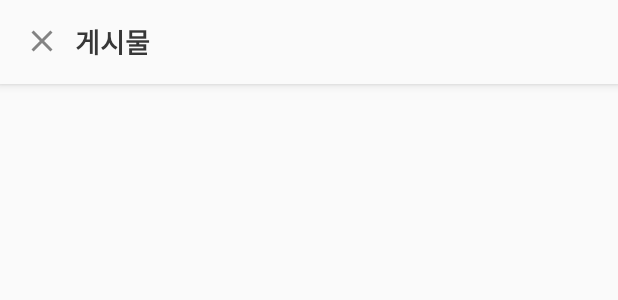
After one commit to ahn871004/imoim, an Android app: the layout fragment_post_detail.xml on its own in the app's theme, with its tools: preview values and no code run, on a phone screen of 412 x 824 dp. The commit adds this screen. Shown: the top 300 px of the screen. Run offline under Robolectric (Android 15) with nearby library versions, the phone set to English and light mode, and no system bars.

```diff
--- a/app/src/main/java/kr/co/ajsoft/imoim/EditProfileActivity.java
+++ b/app/src/main/java/kr/co/ajsoft/imoim/EditProfileActivity.java
@@ -149,7 +149,7 @@ public class EditProfileActivity extends AppCompatActivity {
 
     private void uploadImage(){
         final ProgressDialog pd = new ProgressDialog(this);
-        pd.setMessage("Uploading");
+        pd.setMessage("업로드중..");
         pd.show();
         if (imageUri != null){
             final StorageReference fileReference = storageReference.child(System.currentTimeMillis()
--- /dev/null
+++ b/app/src/main/res/anim/appear_title.xml
@@ -0,0 +1,15 @@
+<?xml version="1.0" encoding="utf-8"?>
+<set xmlns:android="http://schemas.android.com/apk/res/android"
+    android:interpolator="@android:anim/overshoot_interpolator">
+
+    <translate
+        android:fromXDelta="0"
+        android:toXDelta="0"
+        android:fromYDelta="-30%p"
+        android:toYDelta="0%p"
+        android:duration="2000"
+        >
+
+    </translate>
+
+</set>
--- /dev/null
+++ b/app/src/main/res/layout/fragment_post_detail.xml
@@ -0,0 +1,54 @@
+<RelativeLayout xmlns:android="http://schemas.android.com/apk/res/android"
+    xmlns:tools="http://schemas.android.com/tools"
+    android:layout_width="match_parent"
+    android:layout_height="match_parent"
+    tools:context=".MainFragment.PostDetailFragment">
+
+    <com.google.android.material.appbar.AppBarLayout
+        android:layout_width="match_parent"
+        android:layout_height="wrap_content"
+        android:id="@+id/postdetail_appbar"
+        android:background="?android:attr/windowBackground">
+
+        <androidx.appcompat.widget.Toolbar
+            android:layout_width="match_parent"
+            android:layout_height="wrap_content"
+            android:id="@+id/postdetail_toolbar"
+            android:background="?android:attr/windowBackground">
+
+            <RelativeLayout
+                android:layout_width="match_parent"
+                android:layout_height="wrap_content">
+
+                <ImageView
+                    android:layout_width="wrap_content"
+                    android:layout_height="wrap_content"
+                    android:src="@drawable/ic_close"
+                    android:id="@+id/postdetail_close"
+                    android:layout_centerVertical="true"
+                    android:layout_alignParentLeft="true"
+                    android:layout_alignParentStart="true" />
+                <TextView
+                    android:layout_width="wrap_content"
+                    android:layout_height="wrap_content"
+                    android:textSize="18sp"
+                    android:textStyle="bold"
+                    android:textColor="@color/textcolor_DarkGrey"
+                    android:layout_toRightOf="@id/postdetail_close"
+                    android:layout_marginStart="10dp"
+                    android:text="게시물"/>
+
+
+
+            </RelativeLayout>
+        </androidx.appcompat.widget.Toolbar>
+    </com.google.android.material.appbar.AppBarLayout>
+
+    <androidx.recyclerview.widget.RecyclerView
+        android:layout_width="match_parent"
+        android:layout_height="wrap_content"
+        android:id="@+id/postdtail_recyclerview"
+        android:layout_below="@+id/postdetail_appbar"/>
+
+
+</RelativeLayout>
```
Also changed, not shown: app/src/main/AndroidManifest.xml (+5 -4 lines), app/src/main/java/kr/co/ajsoft/imoim/Adapter/MyPhotoAdapter.java (+13 -10 lines), app/src/main/java/kr/co/ajsoft/imoim/Adapter/PostAdapter.java (+28 -25 lines), app/src/main/java/kr/co/ajsoft/imoim/IntroActivity.java (added, +57 -0 lines), app/src/main/java/kr/co/ajsoft/imoim/LoginActivity.java (+5 -5 lines), app/src/main/java/kr/co/ajsoft/imoim/MainActivity.java (+6 -9 lines), app/src/main/java/kr/co/ajsoft/imoim/MainFragment/PostDetailFragment.java (+34 -1 lines), app/src/main/java/kr/co/ajsoft/imoim/MainFragment/ProfileFragment.java (+14 -1 lines), app/src/main/java/kr/co/ajsoft/imoim/RegisterActivity.java (+5 -5 lines), app/src/main/java/kr/co/ajsoft/imoim/StartActivity.java (+6 -2 lines), app/src/main/res/layout/activity_intro.xml (added, +36 -0 lines), app/src/main/res/layout/fragment_profile.xml (+12 -0 lines).
